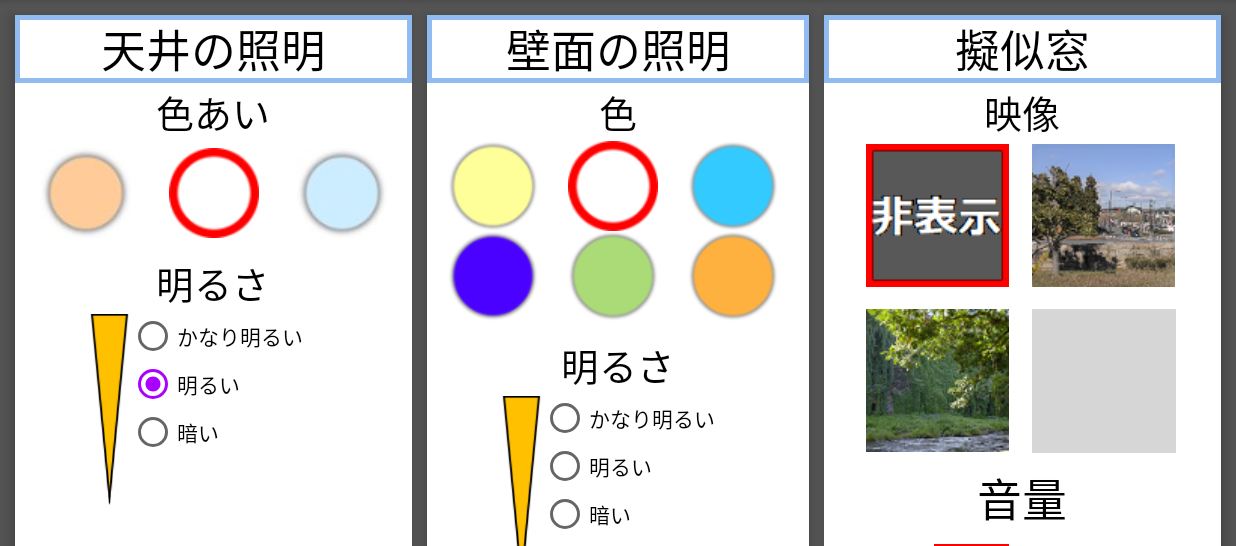
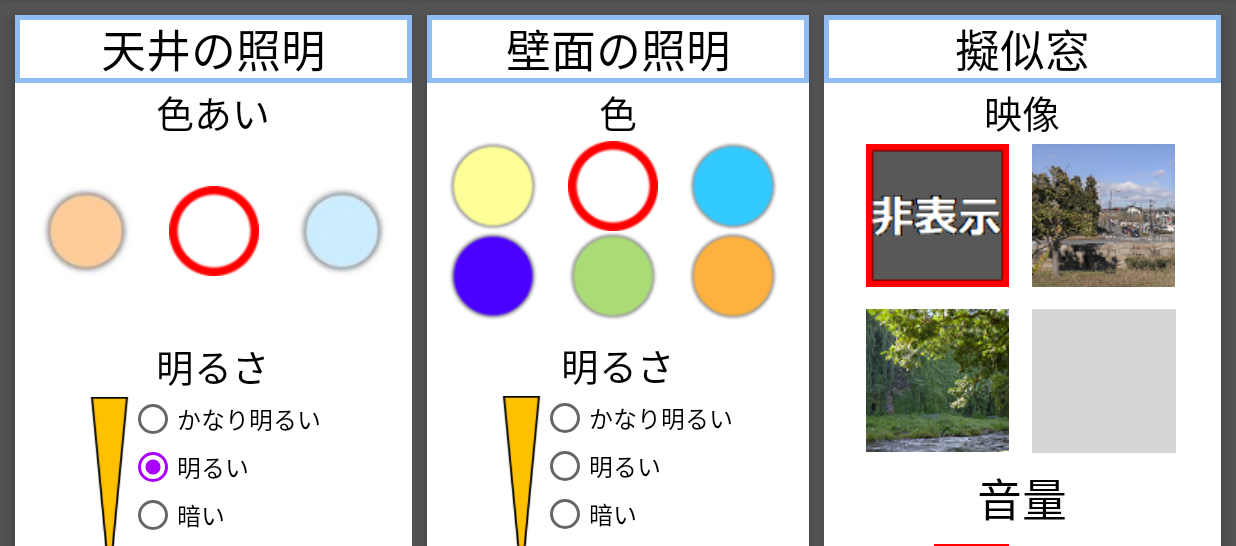
Before and after one commit to redbirdh/MClabExp2, an Android app: the screen it shows after launch (MainActivity), on a phone screen of 824 x 412 dp (held sideways), the part 72-618 px from its top. Run offline under Robolectric (Android 15) with nearby library versions, the phone set to English and light mode, and no system bars.

Commit message:
レイアウト調整

```diff
--- a/app/src/main/res/layout/fragment_exp.xml
+++ b/app/src/main/res/layout/fragment_exp.xml
@@ -49,6 +49,7 @@
                 android:id="@+id/c_color_group"
                 android:layout_width="match_parent"
                 android:layout_height="wrap_content"
+                android:paddingTop="25dp"
                 android:orientation="horizontal">
 
                 <RadioButton
@@ -78,7 +79,7 @@
                 android:id="@+id/textView9"
                 android:layout_width="match_parent"
                 android:layout_height="wrap_content"
-                android:paddingTop="5dp"
+                android:paddingTop="35dp"
                 android:text="@string/exp_ce_bri"
                 android:textAlignment="center"
                 android:textColor="@android:color/background_dark"
@@ -107,20 +108,23 @@
                         android:id="@+id/c_radio_bri_high"
                         android:layout_width="match_parent"
                         android:layout_height="wrap_content"
-                        android:text="@string/bri_high" />
+                        android:text="@string/bri_high"
+                        android:textSize="16sp" />
 
                     <RadioButton
                         android:id="@+id/c_radio_bri_mid"
                         android:layout_width="match_parent"
                         android:layout_height="wrap_content"
                         android:checked="true"
-                        android:text="@string/bri_mid" />
+                        android:text="@string/bri_mid"
+                        android:textSize="16sp" />
 
                     <RadioButton
                         android:id="@+id/c_radio_bri_low"
                         android:layout_width="match_parent"
                         android:layout_height="wrap_content"
-                        android:text="@string/bri_low" />
+                        android:text="@string/bri_low"
+                        android:textSize="16sp" />
 
                 </RadioGroup>
 
@@ -245,26 +249,30 @@
                         android:id="@+id/w_radio_bri_high"
                         android:layout_width="match_parent"
                         android:layout_height="wrap_content"
-                            android:text="@string/bri_high" />
+                        android:text="@string/bri_high"
+                        android:textSize="16sp" />
 
                     <RadioButton
                         android:id="@+id/w_radio_bri_mid"
                         android:layout_width="match_parent"
                         android:layout_height="wrap_content"
-                            android:text="@string/bri_mid" />
+                        android:text="@string/bri_mid"
+                        android:textSize="16sp" />
 
                     <RadioButton
                         android:id="@+id/w_radio_bri_low"
                         android:layout_width="match_parent"
                         android:layout_height="wrap_content"
-                            android:text="@string/bri_low" />
+                        android:text="@string/bri_low"
+                        android:textSize="16sp" />
 
                     <RadioButton
                         android:id="@+id/w_radio_bri_zero"
                         android:layout_width="match_parent"
                         android:layout_height="wrap_content"
                         android:checked="true"
-                            android:text="@string/bri_zero" />
+                        android:text="@string/bri_zero"
+                        android:textSize="16sp" />
                 </RadioGroup>
 
             </LinearLayout>
```
Lines whose indentation alone changed are shown as unchanged.
